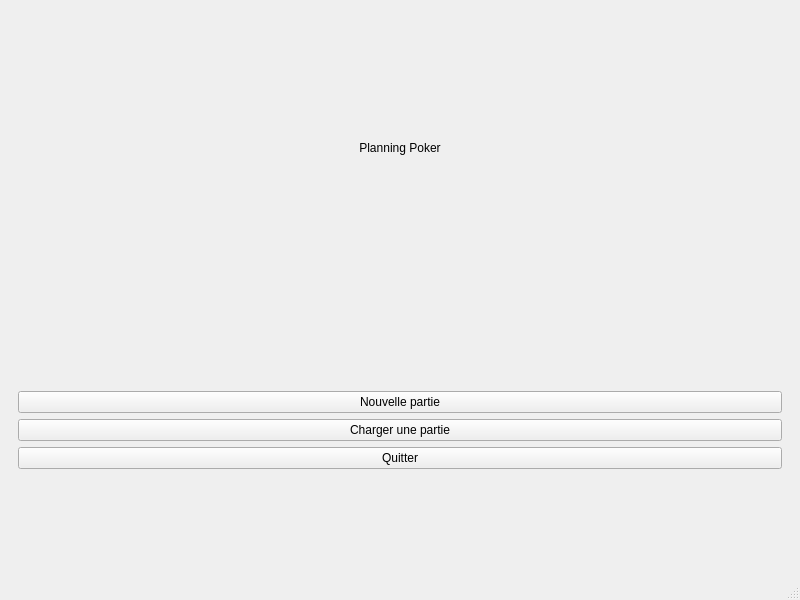
Qt form ui/test.ui (LeoAugustinAmy/AMY_LOREL_PlaningPoker) before a commit.
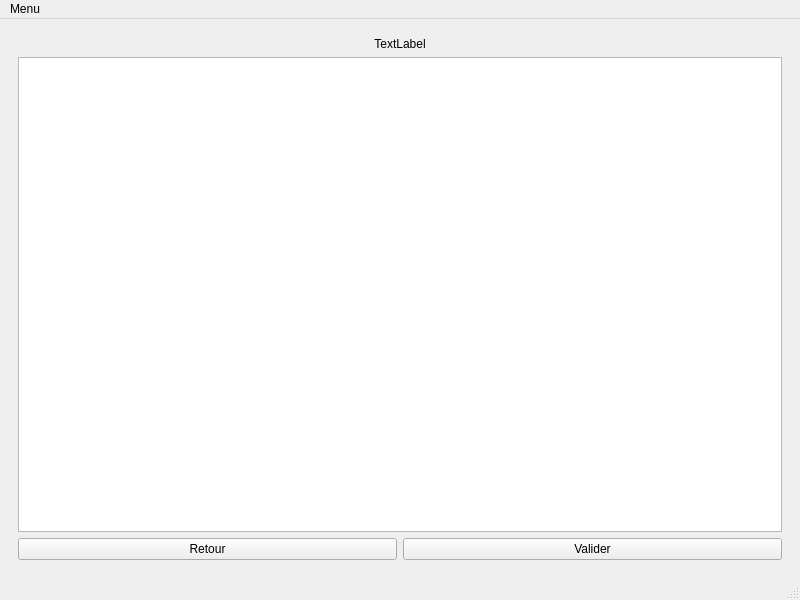
The same form after that commit.

Commit message: feat: added link to new game page

The edit to the form file:
```diff
--- a/ui/test.ui
+++ b/ui/test.ui
@@ -16,6 +16,11 @@
   <widget class="QWidget" name="centralwidget">
    <layout class="QVBoxLayout" name="verticalLayout_3">
     <item>
+     <widget class="QStackedWidget" name="stackedWidget">
+      <property name="currentIndex">
+       <number>1</number>
+      </property>
+      <widget class="QWidget" name="Menu">
      <layout class="QVBoxLayout" name="verticalLayout_2">
       <item>
        <widget class="QLabel" name="label">
@@ -59,6 +64,46 @@
        </widget>
       </item>
      </layout>
+      </widget>
+      <widget class="QWidget" name="CreateGame">
+       <layout class="QVBoxLayout" name="verticalLayout_4">
+        <item>
+         <widget class="QLabel" name="label_2">
+          <property name="text">
+           <string>TextLabel</string>
+          </property>
+          <property name="alignment">
+           <set>Qt::AlignCenter</set>
+          </property>
+         </widget>
+        </item>
+        <item>
+         <widget class="QTextEdit" name="textEdit"/>
+        </item>
+        <item>
+         <layout class="QHBoxLayout" name="horizontalLayout"/>
+        </item>
+        <item>
+         <layout class="QHBoxLayout" name="horizontalLayout_2">
+          <item>
+           <widget class="QPushButton" name="backButton">
+            <property name="text">
+             <string>Retour</string>
+            </property>
+           </widget>
+          </item>
+          <item>
+           <widget class="QPushButton" name="pushButton">
+            <property name="text">
+             <string>Valider</string>
+            </property>
+           </widget>
+          </item>
+         </layout>
+        </item>
+       </layout>
+      </widget>
+     </widget>
     </item>
    </layout>
   </widget>
@@ -71,6 +116,13 @@
      <height>18</height>
     </rect>
    </property>
+   <widget class="QMenu" name="menuMenu">
+    <property name="title">
+     <string>Menu</string>
+    </property>
+    <addaction name="actionCreate_Game"/>
+   </widget>
+   <addaction name="menuMenu"/>
   </widget>
   <widget class="QStatusBar" name="statusbar"/>
  </widget>
```
Left out of the diff: 5 changed lines with no effect on the pictures. Lines whose indentation alone changed are shown as unchanged. The commit also changes 2 other files.
